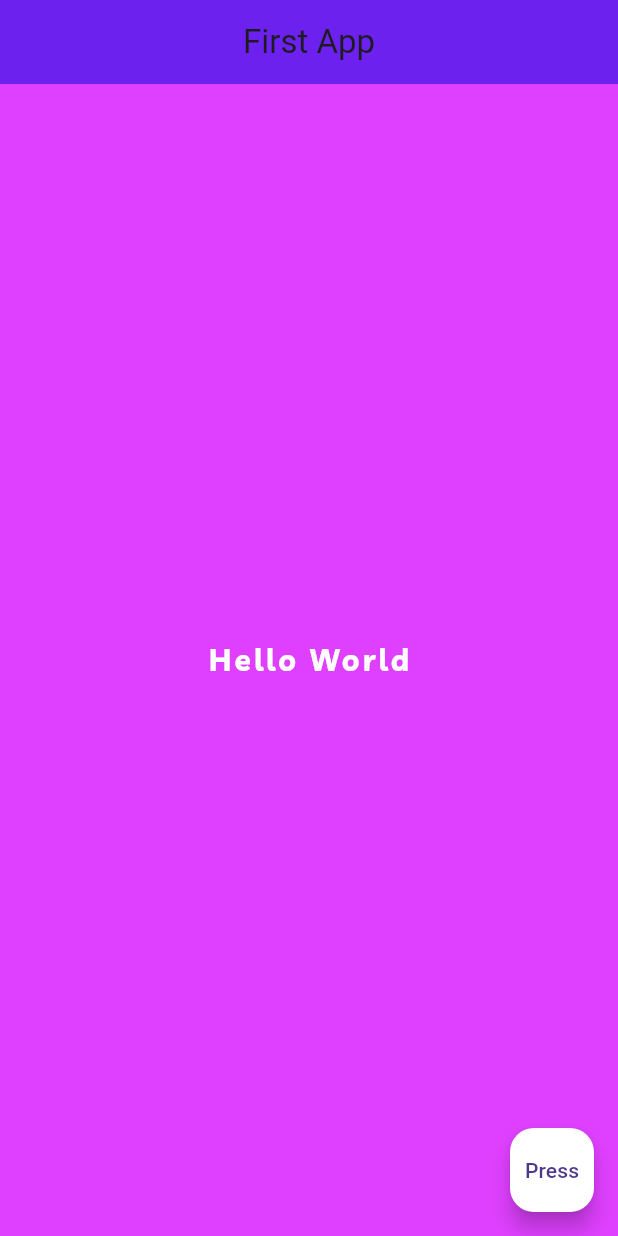
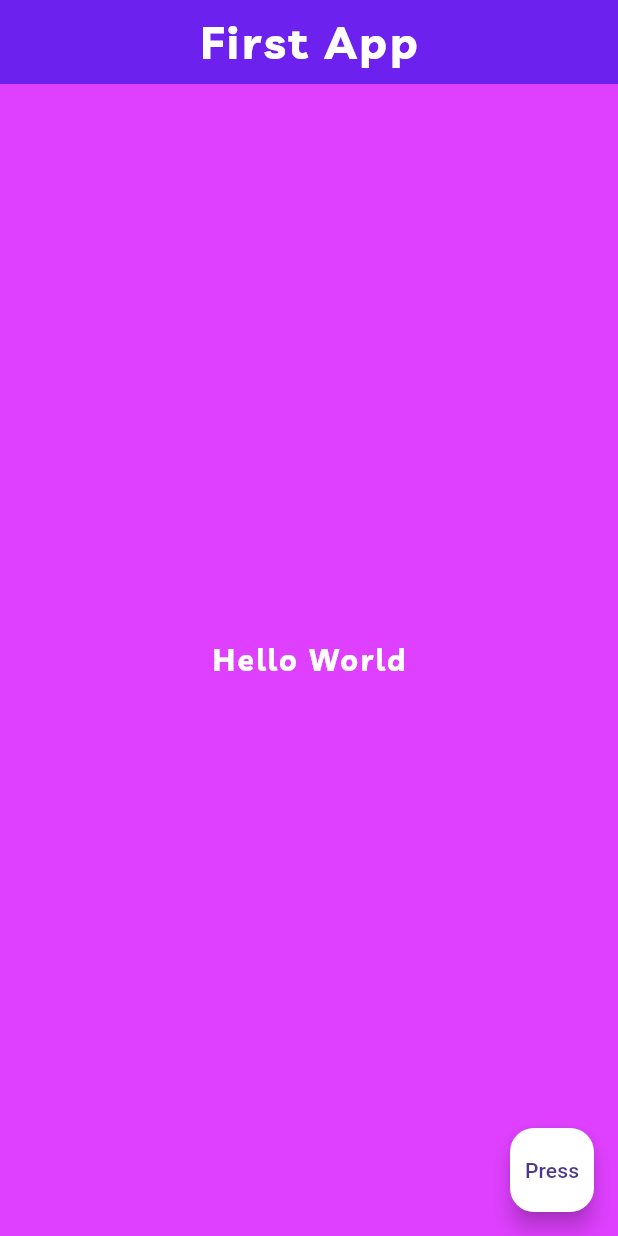
Before and after one commit to faizan-az02/first_app, a Flutter app: the screen it shows after launch, on a phone screen of 412 x 824 dp. Run offline on Flutter 3.47's test engine with Material 3 defaults, Android fonts, the phone set to English and light mode, and no system bars; project files that could hold a hidden picture were left out.

```diff
--- a/lib/main.dart
+++ b/lib/main.dart
@@ -2,10 +2,29 @@ import 'package:flutter/material.dart';
 
 void main() {
   runApp(MaterialApp(
-    home: Scaffold(
+    home: Home(),
+  ));
+}
+
+class Home extends StatelessWidget {
+
+  const Home({super.key});
+
+  @override
+  Widget build(BuildContext context) {
+    return Scaffold(
       appBar: AppBar(
         backgroundColor: const Color.fromARGB(255, 108, 33, 238),
-        title: Text("First App"),
+        title: Text(
+          "First App",
+          style: TextStyle(
+            fontSize: 30,
+            fontWeight: FontWeight.bold,
+            fontFamily: "Livvic",
+            letterSpacing: 2,
+            color: Colors.white,
+          )
+          ),
         centerTitle: true,
       ),
 
@@ -18,7 +37,7 @@ void main() {
               fontSize: 20,
               color: Colors.white,
               fontWeight: FontWeight.bold,
-              letterSpacing: 2,
+              letterSpacing: 1.5,
               fontFamily: 'Livvic',
             ),
           ),
@@ -30,6 +49,6 @@ void main() {
         child: Text('Press'),
       ),
 
-    ),
-  ));
+    );
+  }
 }
```
